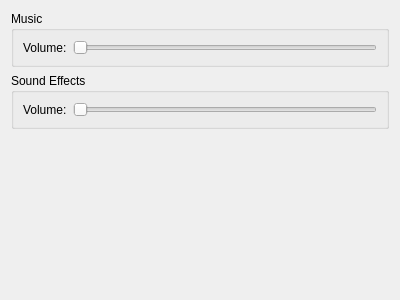
Qt form src/preferences/audiopage.ui (nschimme/MMapper) before a commit.
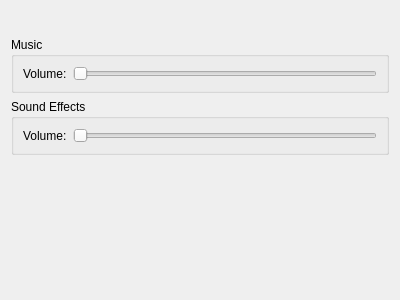
The same form after that commit. Icons and pictures are not drawn.

Commit message:
feat: add non-invasive audio hint for WASM builds
Implement a lightweight AudioHint overlay to satisfy browser user-interaction
requirements for audio playback in WebAssembly.

- Added AudioHint widget as a non-modal overlay.
- Added audioHintShown flag to configuration (session-only for WASM).
- Default music/sound volumes to 0.
- Automatically unblock audio when volume is increased via Settings.
- Added audio icon (audio.png) to preferences and hint widget.
- Refactored AudioManager to handle unblocking and confirmation sound.

Diff of the .ui file:
```diff
--- a/src/preferences/audiopage.ui
+++ b/src/preferences/audiopage.ui
@@ -11,6 +11,36 @@
    </rect>
   </property>
   <layout class="QVBoxLayout" name="verticalLayout">
+   <item>
+    <layout class="QHBoxLayout" name="headerLayout">
+     <item>
+      <widget class="QLabel" name="iconLabel">
+       <property name="text">
+        <string/>
+       </property>
+       <property name="pixmap">
+        <pixmap resource="../resources/mmapper2.qrc">:/icons/audio.png</pixmap>
+       </property>
+       <property name="scaledContents">
+        <bool>false</bool>
+       </property>
+      </widget>
+     </item>
+     <item>
+      <spacer name="headerSpacer">
+       <property name="orientation">
+        <enum>Qt::Horizontal</enum>
+       </property>
+       <property name="sizeHint" stdset="0">
+        <size>
+         <width>40</width>
+         <height>20</height>
+        </size>
+       </property>
+      </spacer>
+     </item>
+    </layout>
+   </item>
    <item>
     <widget class="QGroupBox" name="musicGroupBox">
      <property name="title">
```
The commit also changes 7 other files.
